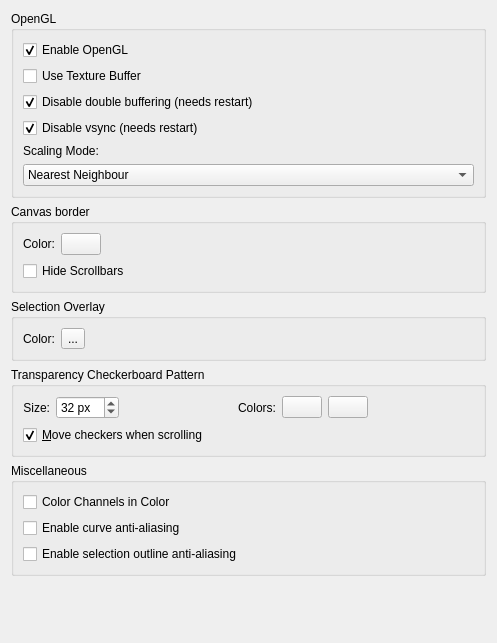
KDE/krita, file krita/ui/forms/wdgdisplaysettings.ui: the form before one commit.
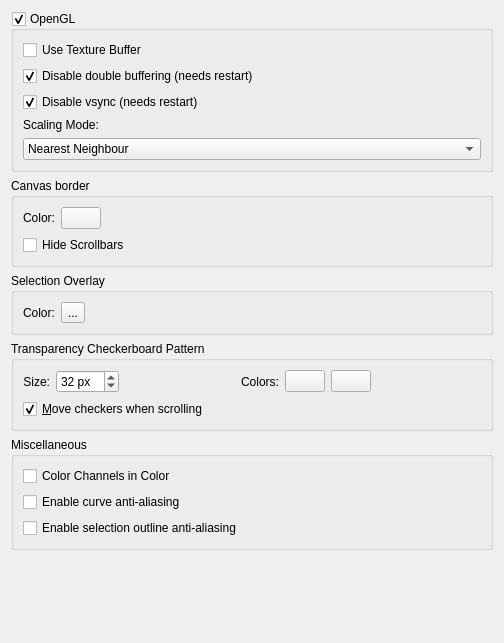
The form after the commit. Custom widgets are drawn as their Qt base class.

Commit message: condense OpenGL settings box. Be more explicit with enabled and checked status

```diff
--- a/krita/ui/forms/wdgdisplaysettings.ui
+++ b/krita/ui/forms/wdgdisplaysettings.ui
@@ -6,7 +6,7 @@
    <rect>
     <x>0</x>
     <y>0</y>
-    <width>497</width>
+    <width>504</width>
     <height>643</height>
    </rect>
   </property>
@@ -164,8 +164,11 @@
      <property name="title">
       <string>OpenGL</string>
      </property>
+     <property name="checkable">
+      <bool>true</bool>
+     </property>
      <layout class="QGridLayout">
-      <item row="3" column="0">
+      <item row="2" column="0">
        <widget class="QCheckBox" name="chkDisableDoubleBuffering">
         <property name="toolTip">
          <string>&lt;html&gt;&lt;head/&gt;&lt;body&gt;&lt;p&gt;Try to disable double buffering. This makes painting more responsive, but might cause crashes with some ATI GPU/driver combinations.&lt;/p&gt;&lt;/body&gt;&lt;/html&gt;</string>
@@ -178,7 +181,7 @@
         </property>
        </widget>
       </item>
-      <item row="6" column="0">
+      <item row="5" column="0">
        <widget class="QComboBox" name="cmbFilterMode">
         <property name="currentIndex">
          <number>0</number>
@@ -205,34 +208,7 @@
         </item>
        </widget>
       </item>
-      <item row="2" column="0">
-       <widget class="QCheckBox" name="chkUseTextureBuffer">
-        <property name="toolTip">
-         <string>&lt;html&gt;&lt;head/&gt;&lt;body&gt;&lt;p&gt;Use Texture Buffering. This can be faster on some GPU/Driver combinations (like Intel) or broken on some others (like AMD/Radeon).&lt;/p&gt;&lt;/body&gt;&lt;/html&gt;</string>
-        </property>
-        <property name="text">
-         <string>Use Texture Buffer</string>
-        </property>
-       </widget>
-      </item>
-      <item row="0" column="0">
-       <widget class="QCheckBox" name="cbUseOpenGL">
-        <property name="text">
-         <string>Enable OpenGL</string>
-        </property>
-        <property name="checked">
-         <bool>true</bool>
-        </property>
-       </widget>
-      </item>
-      <item row="5" column="0">
-       <widget class="QLabel" name="label">
-        <property name="text">
-         <string>Scaling Mode:</string>
-        </property>
-       </widget>
-      </item>
-      <item row="4" column="0">
+      <item row="3" column="0">
        <widget class="QCheckBox" name="chkDisableVsync">
         <property name="toolTip">
          <string>&lt;html&gt;&lt;head/&gt;&lt;body&gt;&lt;p&gt;Try to disable vsync for Krita. This makes painting more responsive. Uncheck only when experiencing crashes with some GPU/driver combinations.&lt;/p&gt;&lt;/body&gt;&lt;/html&gt;</string>
@@ -245,6 +221,23 @@
         </property>
        </widget>
       </item>
+      <item row="4" column="0">
+       <widget class="QLabel" name="label">
+        <property name="text">
+         <string>Scaling Mode:</string>
+        </property>
+       </widget>
+      </item>
+      <item row="1" column="0">
+       <widget class="QCheckBox" name="chkUseTextureBuffer">
+        <property name="toolTip">
+         <string>&lt;html&gt;&lt;head/&gt;&lt;body&gt;&lt;p&gt;Use Texture Buffering. This can be faster on some GPU/Driver combinations (like Intel) or broken on some others (like AMD/Radeon).&lt;/p&gt;&lt;/body&gt;&lt;/html&gt;</string>
+        </property>
+        <property name="text">
+         <string>Use Texture Buffer</string>
+        </property>
+       </widget>
+      </item>
      </layout>
     </widget>
    </item>
```
The commit also changes 1 other file.
